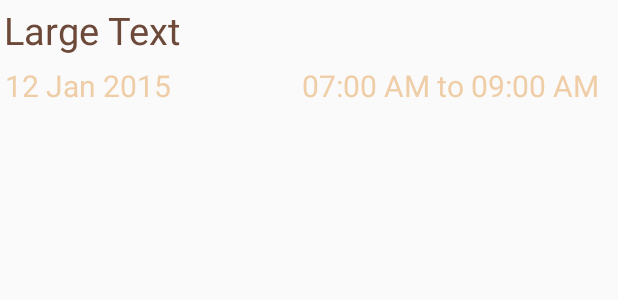
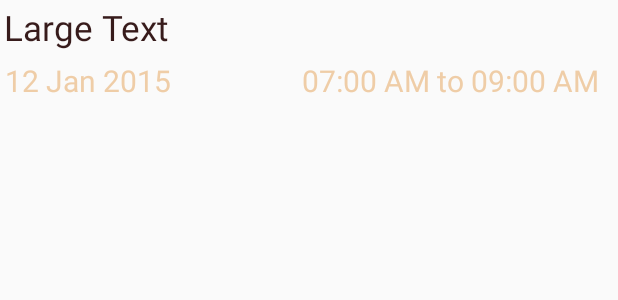
Before and after one commit to cyberpirate92/droidSilencer, an Android app: the layout event_list_item.xml on its own in the app's theme, with its tools: preview values and no code run, on a phone screen of 412 x 824 dp. Shown: the top 300 px of the screen. Run offline under Robolectric (Android 15) with nearby library versions, the phone set to English and light mode, and no system bars.

```diff
--- a/app/src/main/java/com/raviteja/silencer/MainActivity.java
+++ b/app/src/main/java/com/raviteja/silencer/MainActivity.java
@@ -28,7 +28,7 @@ public class MainActivity extends ActionBarActivity {
         adapter = new EventListAdapter(this,db.getAllEvents());
         silenceList.setAdapter(adapter);
         adapter.notifyDataSetChanged();
-        this.getSupportActionBar().setBackgroundDrawable(new ColorDrawable(Color.parseColor("#6D4939")));
+        this.getSupportActionBar().setBackgroundDrawable(new ColorDrawable(Color.parseColor(R.string.ActionBarColor)));
         silenceList.setOnItemLongClickListener(new AdapterView.OnItemLongClickListener() {
             @Override
             public boolean onItemLongClick(AdapterView<?> parent, View view, int position, long id) {
--- a/app/src/main/res/layout/event_list_item.xml
+++ b/app/src/main/res/layout/event_list_item.xml
@@ -9,9 +9,9 @@
         android:textAppearance="?android:attr/textAppearanceMedium"
         android:text="Large Text"
         android:padding="2.5dp"
-        android:textSize="25sp"
+        android:textSize="23sp"
         android:id="@+id/tvDescription"
-        android:textColor="#6D4939"/>
+        android:textColor="#ff371b1b"/>
 
     <LinearLayout
         android:orientation="horizontal"
--- a/app/src/main/res/values/strings.xml
+++ b/app/src/main/res/values/strings.xml
@@ -5,4 +5,5 @@
     <string name="action_settings">Settings</string>
     <string name="title_activity_new_event">New Event</string>
     <string name="title_activity_edit_event">Edit Event</string>
+    <string name="ActionBarColor">#ff371b1b</string>
 </resources>
```
Also changed, not shown: app/src/main/java/com/raviteja/silencer/NewEvent.java (+26 -5 lines).
